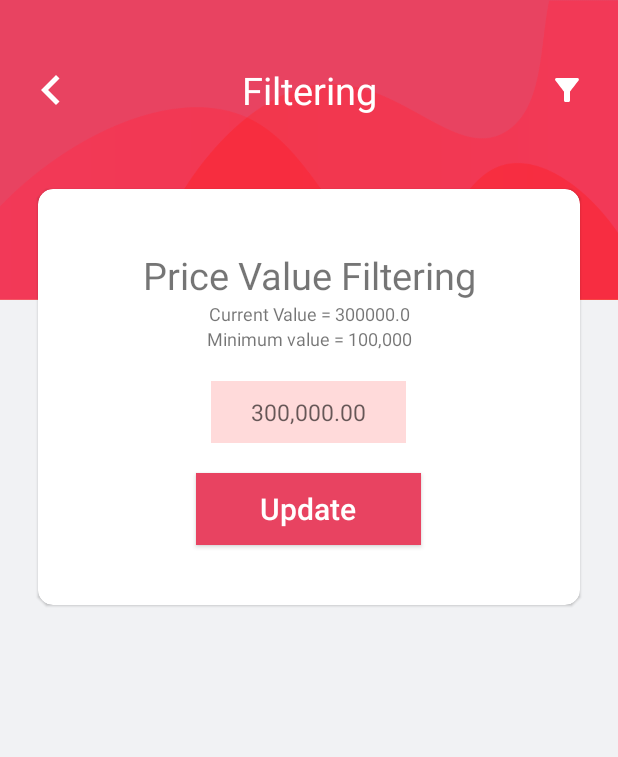
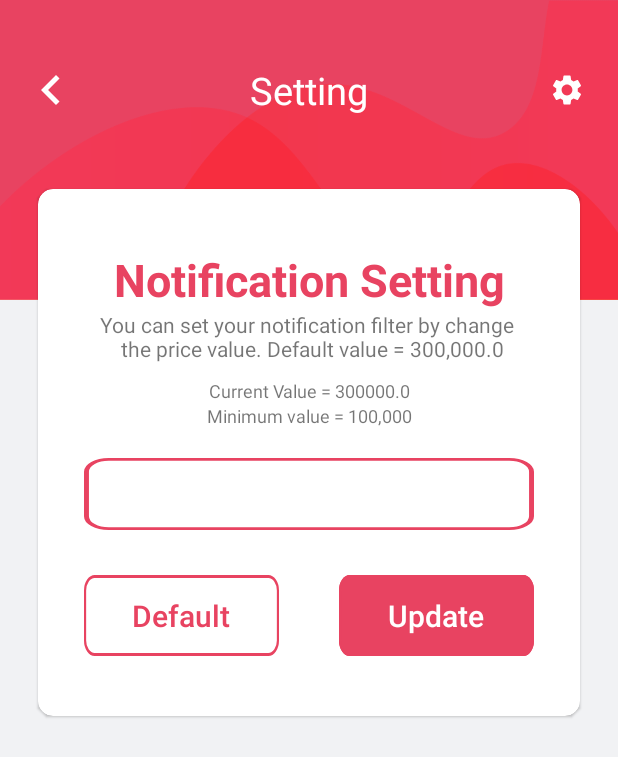
Before and after one commit to lemonbabu/SWA, an Android app: the screen it shows after launch (MainActivity), after a tap on "Image Filter", on a phone screen of 412 x 824 dp. Shown: the top 757 px of the screen. Run offline under Robolectric (Android 15) with nearby library versions, the phone set to English and light mode, and no system bars.

Commit message:
fixed bug, change some design and add filter

```diff
--- a/app/src/main/java/com/crytpo/shibwhalealerts/view/ui/MainActivity.kt
+++ b/app/src/main/java/com/crytpo/shibwhalealerts/view/ui/MainActivity.kt
@@ -3,6 +3,7 @@ package com.crytpo.shibwhalealerts.view.ui
 import android.app.AlertDialog
 import android.content.DialogInterface
 import android.content.Intent
+import android.graphics.Color
 import androidx.appcompat.app.AppCompatActivity
 import android.os.Bundle
 import android.view.View
@@ -33,14 +34,18 @@ class MainActivity : AppCompatActivity(), FragmentCommunication {
 
         when (nav) {
             "Details" -> {
-                viewModel.setState(DetailsFragment())
+                val bundle = Bundle()
+                bundle.putString("notification", "yes")
+                val fragment = DetailsFragment()
+                fragment.arguments = bundle
+
+                viewModel.setState(fragment)
                 viewModel.setTitle("Transaction Details")
                 viewModel.setBack(true)
+                menuBar.visibility = View.GONE
             }
             else -> {
-                viewModel.setState(DashboardFragment())
-                viewModel.setBack(false)
-                viewModel.setTitle("Latest Transactions")
+                goDashboard("all")
             }
         }
 
@@ -66,35 +71,52 @@ class MainActivity : AppCompatActivity(), FragmentCommunication {
         })
 
         btnBack.setOnClickListener {
-            viewModel.setState(DashboardFragment())
-            viewModel.setBack(false)
-            viewModel.setTitle("Latest Transactions")
+            goDashboard("all")
         }
 
         btnSetting.setOnClickListener {
             viewModel.setState(FilterFragment())
-            viewModel.setTitle("Filtering")
+            viewModel.setTitle("Setting")
             viewModel.setBack(true)
+            menuBar.visibility = View.GONE
         }
+
+        tvAll.setOnClickListener {
+            goDashboard("all")
+        }
+
+        tvBuys.setOnClickListener {
+            goDashboard("buys")
+            tvAll.setTextColor(Color.parseColor("#000000"))
+            tvBuys.setTextColor(Color.parseColor("#E84361"))
+            tvSales.setTextColor(Color.parseColor("#000000"))
+        }
+
+        tvSales.setOnClickListener {
+            goDashboard("sales")
+            tvAll.setTextColor(Color.parseColor("#000000"))
+            tvBuys.setTextColor(Color.parseColor("#000000"))
+            tvSales.setTextColor(Color.parseColor("#E84361"))
+        }
+
     }
 
     override fun passData(data: String) {
         when (data) {
             "Filter" -> {
                 viewModel.setState(FilterFragment())
-                viewModel.setTitle("Filtering")
+                viewModel.setTitle("Setting")
                 viewModel.setBack(true)
-
+                menuBar.visibility = View.GONE
             }
             "Details" -> {
                 viewModel.setState(DetailsFragment())
                 viewModel.setTitle("Transaction Details")
                 viewModel.setBack(true)
+                menuBar.visibility = View.GONE
             }
             else -> {
-                viewModel.setState(DashboardFragment())
-                viewModel.setBack(false)
-                viewModel.setTitle("Latest Transactions")
+                goDashboard("all")
             }
         }
     }
@@ -110,9 +132,7 @@ class MainActivity : AppCompatActivity(), FragmentCommunication {
 
     override fun onBackPressed() {
         if(viewModel.back.value == true){
-            viewModel.setState(DashboardFragment())
-            viewModel.setBack(false)
-            viewModel.setTitle("Latest Transactions")
+            goDashboard("all")
             return
         }
         AlertDialog.Builder(this)
@@ -125,4 +145,19 @@ class MainActivity : AppCompatActivity(), FragmentCommunication {
             .setNegativeButton("No", null)
             .show()
     }
+
+    private fun goDashboard(m: String){
+        tvAll.setTextColor(Color.parseColor("#E84361"))
+        tvBuys.setTextColor(Color.parseColor("#000000"))
+        tvSales.setTextColor(Color.parseColor("#000000"))
+        val bundle = Bundle()
+        bundle.putString("menu", m)
+        val fragment = DashboardFragment()
+        fragment.arguments = bundle
+
+        viewModel.setState(fragment)
+        viewModel.setBack(false)
+        viewModel.setTitle("Latest Transactions")
+        menuBar.visibility = View.VISIBLE
+    }
 }
--- a/app/src/main/java/com/crytpo/shibwhalealerts/view/ui/fragment/DashboardFragment.kt
+++ b/app/src/main/java/com/crytpo/shibwhalealerts/view/ui/fragment/DashboardFragment.kt
@@ -35,6 +35,33 @@ class DashboardFragment : Fragment(R.layout.fragment_dashboard), TxAdapter.OnTxC
         super.onViewCreated(view, savedInstanceState)
         binding = FragmentDashboardBinding.bind(view)
 
+        when (arguments?.getString("menu")) {
+            "buys" -> {
+                //Service Live data by object
+                BigTx.txsBuy.observe(viewLifecycleOwner){
+                    data = it
+                    model.setTxData(it)
+                    Log.d("Live Data ", it.toString())
+                }
+            }
+            "sales" -> {
+                //Service Live data by object
+                BigTx.txsSale.observe(viewLifecycleOwner){
+                    data = it
+                    model.setTxData(it)
+                    Log.d("Live Data ", it.toString())
+                }
+            }
+            else -> {
+                //Service Live data by object
+                BigTx.txs.observe(viewLifecycleOwner){
+                    data = it
+                    model.setTxData(it)
+                    Log.d("Live Data ", it.toString())
+                }
+            }
+        }
+
 
         model = ViewModelProvider(requireActivity())[DashboardViewModel::class.java]
         binding.progressBar.visible()
@@ -44,12 +71,7 @@ class DashboardFragment : Fragment(R.layout.fragment_dashboard), TxAdapter.OnTxC
         adapter = TxAdapter( this)
 
 
-        //Service Live data by object
-        BigTx.txs.observe(viewLifecycleOwner){
-            data = it
-            model.setTxData(it)
-            Log.d("Live Data ", it.toString())
-        }
+
 
         view.swfRefresh.setOnRefreshListener {
             loadData(data as List<TxData>)
--- a/app/src/main/java/com/crytpo/shibwhalealerts/viewModel/BigTx.kt
+++ b/app/src/main/java/com/crytpo/shibwhalealerts/viewModel/BigTx.kt
@@ -5,6 +5,9 @@ import com.crytpo.shibwhalealerts.service.model.data.TxData
 
 object BigTx {
     var txs = MutableLiveData<ArrayList<TxData>>()
+    var txsBuy = MutableLiveData<ArrayList<TxData>>()
+    var txsSale = MutableLiveData<ArrayList<TxData>>()
+
 }
 
 object DataByNot{
--- /dev/null
+++ b/app/src/main/res/drawable/bg_white_round.xml
@@ -0,0 +1,16 @@
+<vector xmlns:android="http://schemas.android.com/apk/res/android"
+    android:width="91dp"
+    android:height="26dp"
+    android:viewportWidth="91"
+    android:viewportHeight="26">
+  <path
+      android:pathData="M5,0L86,0A5,5 0,0 1,91 5L91,21A5,5 0,0 1,86 26L5,26A5,5 0,0 1,0 21L0,5A5,5 0,0 1,5 0z"
+      android:strokeWidth="1"
+      android:fillColor="#fff"
+      android:strokeColor="#00000000"/>
+  <path
+      android:pathData="M5,0.5L86,0.5A4.5,4.5 0,0 1,90.5 5L90.5,21A4.5,4.5 0,0 1,86 25.5L5,25.5A4.5,4.5 0,0 1,0.5 21L0.5,5A4.5,4.5 0,0 1,5 0.5z"
+      android:strokeWidth="1"
+      android:fillColor="#00000000"
+      android:strokeColor="#fff"/>
+</vector>
--- /dev/null
+++ b/app/src/main/res/drawable/ic_primary_round.xml
@@ -0,0 +1,16 @@
+<vector xmlns:android="http://schemas.android.com/apk/res/android"
+    android:width="91dp"
+    android:height="26dp"
+    android:viewportWidth="91"
+    android:viewportHeight="26">
+  <path
+      android:pathData="M5,0L86,0A5,5 0,0 1,91 5L91,21A5,5 0,0 1,86 26L5,26A5,5 0,0 1,0 21L0,5A5,5 0,0 1,5 0z"
+      android:strokeWidth="1"
+      android:fillColor="#e84361"
+      android:strokeColor="#00000000"/>
+  <path
+      android:pathData="M5,0.5L86,0.5A4.5,4.5 0,0 1,90.5 5L90.5,21A4.5,4.5 0,0 1,86 25.5L5,25.5A4.5,4.5 0,0 1,0.5 21L0.5,5A4.5,4.5 0,0 1,5 0.5z"
+      android:strokeWidth="1"
+      android:fillColor="#00000000"
+      android:strokeColor="#e84361"/>
+</vector>
--- /dev/null
+++ b/app/src/main/res/drawable/ic_settings.xml
@@ -0,0 +1,5 @@
+<vector android:height="24dp" android:tint="#FFFFFF"
+    android:viewportHeight="24" android:viewportWidth="24"
+    android:width="24dp" xmlns:android="http://schemas.android.com/apk/res/android">
+    <path android:fillColor="@android:color/white" android:pathData="M19.14,12.94c0.04,-0.3 0.06,-0.61 0.06,-0.94c0,-0.32 -0.02,-0.64 -0.07,-0.94l2.03,-1.58c0.18,-0.14 0.23,-0.41 0.12,-0.61l-1.92,-3.32c-0.12,-0.22 -0.37,-0.29 -0.59,-0.22l-2.39,0.96c-0.5,-0.38 -1.03,-0.7 -1.62,-0.94L14.4,2.81c-0.04,-0.24 -0.24,-0.41 -0.48,-0.41h-3.84c-0.24,0 -0.43,0.17 -0.47,0.41L9.25,5.35C8.66,5.59 8.12,5.92 7.63,6.29L5.24,5.33c-0.22,-0.08 -0.47,0 -0.59,0.22L2.74,8.87C2.62,9.08 2.66,9.34 2.86,9.48l2.03,1.58C4.84,11.36 4.8,11.69 4.8,12s0.02,0.64 0.07,0.94l-2.03,1.58c-0.18,0.14 -0.23,0.41 -0.12,0.61l1.92,3.32c0.12,0.22 0.37,0.29 0.59,0.22l2.39,-0.96c0.5,0.38 1.03,0.7 1.62,0.94l0.36,2.54c0.05,0.24 0.24,0.41 0.48,0.41h3.84c0.24,0 0.44,-0.17 0.47,-0.41l0.36,-2.54c0.59,-0.24 1.13,-0.56 1.62,-0.94l2.39,0.96c0.22,0.08 0.47,0 0.59,-0.22l1.92,-3.32c0.12,-0.22 0.07,-0.47 -0.12,-0.61L19.14,12.94zM12,15.6c-1.98,0 -3.6,-1.62 -3.6,-3.6s1.62,-3.6 3.6,-3.6s3.6,1.62 3.6,3.6S13.98,15.6 12,15.6z"/>
+</vector>
--- /dev/null
+++ b/app/src/main/res/drawable/ic_white_primary_round.xml
@@ -0,0 +1,16 @@
+<vector xmlns:android="http://schemas.android.com/apk/res/android"
+    android:width="91dp"
+    android:height="26dp"
+    android:viewportWidth="91"
+    android:viewportHeight="26">
+  <path
+      android:pathData="M5,0L86,0A5,5 0,0 1,91 5L91,21A5,5 0,0 1,86 26L5,26A5,5 0,0 1,0 21L0,5A5,5 0,0 1,5 0z"
+      android:strokeWidth="1"
+      android:fillColor="#fff"
+      android:strokeColor="#00000000"/>
+  <path
+      android:pathData="M5,0.5L86,0.5A4.5,4.5 0,0 1,90.5 5L90.5,21A4.5,4.5 0,0 1,86 25.5L5,25.5A4.5,4.5 0,0 1,0.5 21L0.5,5A4.5,4.5 0,0 1,5 0.5z"
+      android:strokeWidth="1"
+      android:fillColor="#00000000"
+      android:strokeColor="#e84361"/>
+</vector>
--- a/app/src/main/res/layout/activity_main.xml
+++ b/app/src/main/res/layout/activity_main.xml
@@ -36,11 +36,13 @@
         android:background="@null"
         android:contentDescription="@string/image_filter"
         android:minWidth="48dp"
-        android:src="@drawable/ic_filter" />
+        android:src="@drawable/ic_settings" />
 
     <LinearLayout
         android:id="@+id/layoutHeader"
         android:layout_width="match_parent"
+        android:orientation="vertical"
+        android:gravity="center"
         android:layout_height="120dp">
 
         <TextView
@@ -55,6 +57,53 @@
 
     </LinearLayout>
 
+    <LinearLayout
+        android:id="@+id/menuBar"
+        android:layout_width="match_parent"
+        android:layout_height="wrap_content"
+        android:layout_below="@+id/layoutHeader"
+        android:layout_marginTop="-30dp"
+        android:layout_marginBottom="10dp"
+        android:gravity="center"
+        android:orientation="horizontal">
+
+        <TextView
+            android:id="@+id/tvAll"
+            android:layout_width="110dp"
+            android:padding="5dp"
+            android:layout_height="wrap_content"
+            android:layout_marginEnd="10dp"
+            android:background="@drawable/bg_white_round"
+            android:text="@string/all"
+            android:textAlignment="center"
+            android:textColor="@color/black"
+            android:textSize="20sp" />
+
+        <TextView
+            android:id="@+id/tvBuys"
+            android:layout_width="110dp"
+            android:padding="5dp"
+            android:layout_height="wrap_content"
+            android:layout_marginEnd="10dp"
+            android:background="@drawable/bg_white_round"
+            android:text="@string/buys"
+            android:textAlignment="center"
+            android:textColor="@color/black"
+            android:textSize="20sp" />
+
+        <TextView
+            android:id="@+id/tvSales"
+            android:layout_width="110dp"
+            android:padding="5dp"
+            android:layout_height="wrap_content"
+            android:background="@drawable/bg_white_round"
+            android:text="@string/sales"
+            android:textAlignment="center"
+            android:textColor="@color/black"
+            android:textSize="20sp" />
+
+    </LinearLayout>
+
 
 
     <LinearLayout
@@ -62,7 +111,7 @@
         android:layout_height="wrap_content"
         android:layout_marginStart="20dp"
         android:layout_marginEnd="20dp"
-        android:layout_below="@+id/layoutHeader">
+        android:layout_below="@+id/menuBar">
 
 
         <androidx.fragment.app.FragmentContainerView
--- a/app/src/main/res/layout/fragment_filter.xml
+++ b/app/src/main/res/layout/fragment_filter.xml
@@ -23,9 +23,19 @@
             android:layout_width="match_parent"
             android:layout_height="wrap_content"
             android:layout_marginTop="40dp"
-            android:textSize="25sp"
+            android:textSize="30sp"
             android:textAlignment="center"
+            android:textColor="@color/primary"
+            android:textStyle="bold"
             android:text="@string/price_value_filtering"/>
+
+        <TextView
+            android:layout_width="match_parent"
+            android:layout_height="wrap_content"
+            android:layout_marginBottom="10dp"
+            android:textAlignment="center"
+            android:text="@string/des"
+            android:textSize="14sp"/>
 
         <TextView
             android:id="@+id/tvCurrentValue"
@@ -45,31 +55,55 @@
 
         <EditText
             android:id="@+id/etvPriceValue"
-            android:layout_width="130dp"
-            android:layout_height="wrap_content"
+            android:layout_width="300dp"
+            android:layout_height="48dp"
+            android:layout_gravity="center"
             android:layout_margin="10dp"
+            android:background="@drawable/ic_white_primary_round"
+            android:importantForAutofill="no"
+            android:inputType="number"
             android:padding="10dp"
-            android:layout_gravity="center"
-            android:hint="@string/_300_000_00"
             android:textAlignment="center"
             android:textSize="15sp"
-            android:background="#FFDADA"
-            android:inputType="number"
-            android:importantForAutofill="no" />
+            tools:ignore="LabelFor,SpeakableTextPresentCheck" />
 
-        <Button
-            android:id="@+id/btnUpdate"
-            android:layout_width="150dp"
+        <LinearLayout
+            android:layout_width="match_parent"
             android:layout_height="wrap_content"
-            android:layout_marginTop="10dp"
+            android:gravity="center"
+            android:layout_marginTop="20dp"
             android:layout_marginBottom="40dp"
-            android:text="@string/update"
-            android:padding="5dp"
-            android:background="@color/primary"
-            android:textColor="@color/white"
-            android:textSize="20sp"
-            android:textAllCaps="false"
-            android:layout_gravity="center"/>
+            android:orientation="horizontal">
+
+            <Button
+                android:id="@+id/btnDefault"
+                android:layout_width="130dp"
+                android:layout_height="wrap_content"
+                android:layout_marginEnd="40dp"
+                android:text="@string/def"
+                android:padding="5dp"
+                android:background="@drawable/ic_white_primary_round"
+                android:textColor="@color/primary"
+                android:textSize="20sp"
+                android:textAllCaps="false"
+                android:layout_gravity="center"
+                style="?android:attr/buttonBarButtonStyle" />
+
+            <Button
+                android:id="@+id/btnUpdate"
+                android:layout_width="130dp"
+                android:layout_height="wrap_content"
+                android:text="@string/update"
+                android:padding="5dp"
+                android:background="@drawable/ic_primary_round"
+                android:textColor="@color/white"
+                android:textSize="20sp"
+                android:textAllCaps="false"
+                android:layout_gravity="center"
+                style="?android:attr/buttonBarButtonStyle" />
+
+
+        </LinearLayout>
 
     </LinearLayout>
 
--- a/app/src/main/res/values/strings.xml
+++ b/app/src/main/res/values/strings.xml
@@ -32,8 +32,13 @@
     <string name="token_decimal">Token Decimal:</string>
     <string name="image_back">Image back</string>
     <string name="image_filter">Image Filter</string>
-    <string name="price_value_filtering">Price Value Filtering</string>
+    <string name="price_value_filtering">Notification Setting</string>
     <string name="default_value_300_000_0">Minimum value = 100,000</string>
     <string name="_300_000_00">300,000.00</string>
     <string name="update">Update</string>
+    <string name="all">All</string>
+    <string name="buys">Buys</string>
+    <string name="sales">Sales</string>
+    <string name="des">You can set your notification filter by change \n the price value. Default value = 300,000.0</string>
+    <string name="def">Default</string>
 </resources>
--- a/build.gradle
+++ b/build.gradle
@@ -8,10 +8,12 @@ buildscript {
         classpath "com.android.tools.build:gradle:7.0.3"
         classpath 'org.jetbrains.kotlin:kotlin-gradle-plugin:1.6.0'
 
-        // NOTE: Do not place your application dependencies here; they belong
-        // in the individual module build.gradle files
+        // Add the Crashlytics Gradle plugin
+        classpath 'com.google.firebase:firebase-crashlytics-gradle:2.8.0'
+        classpath 'com.google.gms:google-services:4.3.10'  // Google Services plugin
     }
 }
+
 
 task clean(type: Delete) {
     delete rootProject.buildDir
```
Also changed, not shown: app/build.gradle (+13 -0 lines), app/src/main/java/com/crytpo/shibwhalealerts/service/TxListService.kt (+35 -9 lines), app/src/main/java/com/crytpo/shibwhalealerts/view/ui/fragment/DetailsFragment.kt (+6 -4 lines), app/src/main/java/com/crytpo/shibwhalealerts/view/ui/fragment/FliterFragment.kt (+12 -0 lines), 3 other files.
